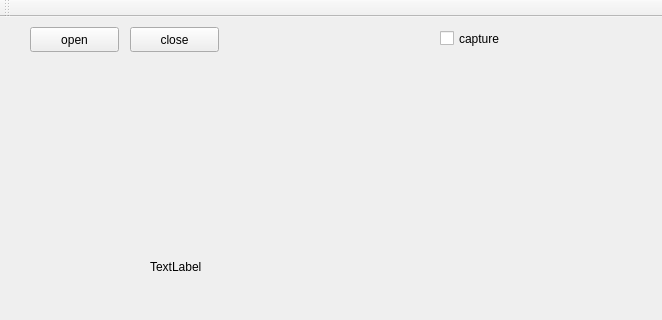
This is mainwindow.ui in shnomad/webcam_ml as Qt 5 draws it before an edit; both pictures show x 0 to 662 and y 0 to 320 of the 800 by 480 pixel window. The edited form follows.
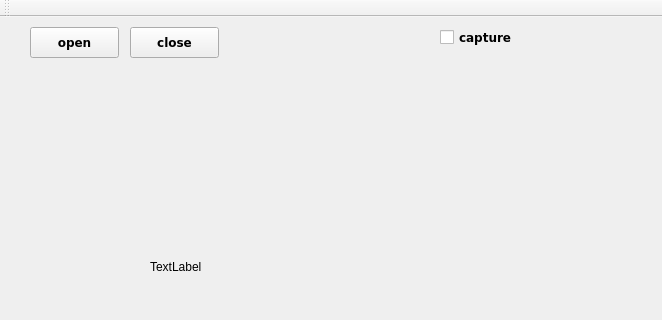
This is the edited form.

Commit message: c920 settings improved

```diff
--- a/mainwindow.ui
+++ b/mainwindow.ui
@@ -33,9 +33,16 @@
       <x>30</x>
       <y>10</y>
       <width>89</width>
-      <height>25</height>
+      <height>31</height>
      </rect>
     </property>
+    <property name="font">
+     <font>
+      <family>DejaVu Sans</family>
+      <weight>75</weight>
+      <bold>true</bold>
+     </font>
+    </property>
     <property name="text">
      <string>open</string>
     </property>
@@ -46,9 +53,16 @@
       <x>130</x>
       <y>10</y>
       <width>89</width>
-      <height>25</height>
+      <height>31</height>
      </rect>
     </property>
+    <property name="font">
+     <font>
+      <family>DejaVu Sans</family>
+      <weight>75</weight>
+      <bold>true</bold>
+     </font>
+    </property>
     <property name="text">
      <string>close</string>
     </property>
@@ -59,9 +73,20 @@
       <x>440</x>
       <y>10</y>
       <width>92</width>
-      <height>23</height>
+      <height>21</height>
      </rect>
     </property>
+    <property name="font">
+     <font>
+      <family>DejaVu Sans</family>
+      <weight>75</weight>
+      <bold>true</bold>
+      <kerning>true</kerning>
+     </font>
+    </property>
+    <property name="locale">
+     <locale language="English" country="UnitedStates"/>
+    </property>
     <property name="text">
      <string>capture</string>
     </property>
```
The commit also changes 2 other files.
